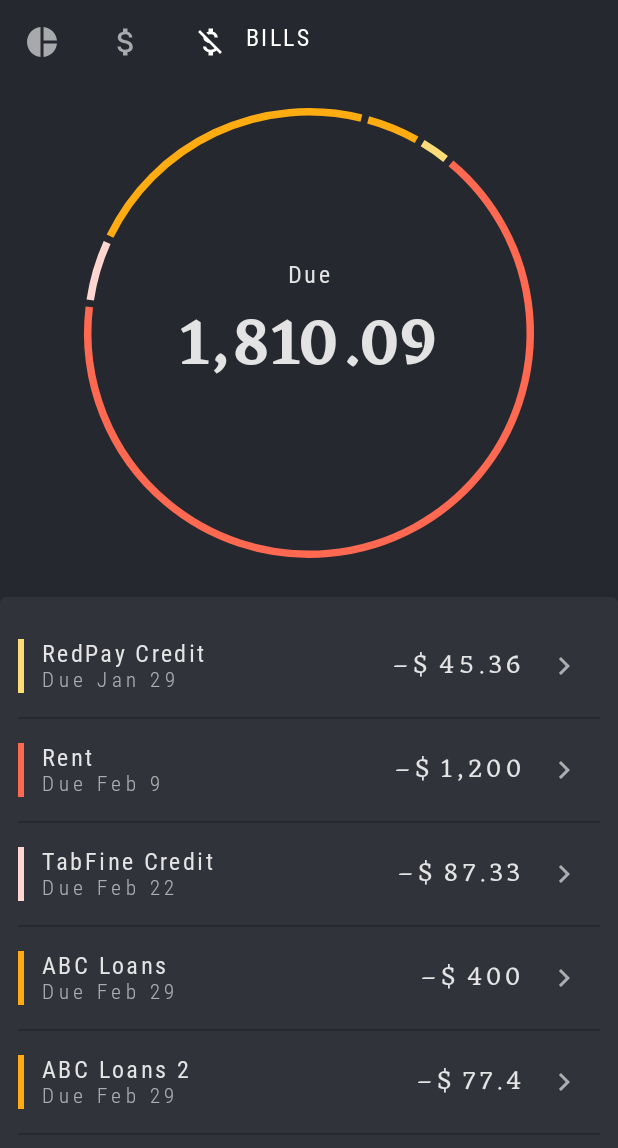
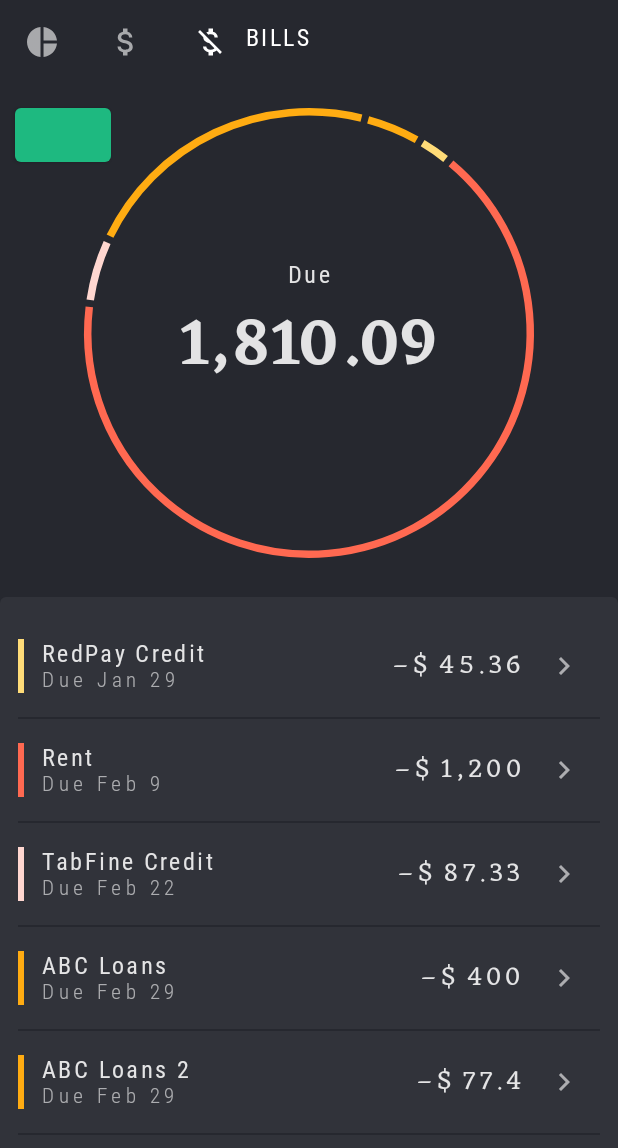
Before and after one commit to Tonnie-Dev/ComposeTesting, an Android app built with Jetpack Compose: the screen it shows after launch (RallyActivity), tab 3 chosen, on a phone screen of 412 x 824 dp. Shown: the top 1148 px of the screen. Run offline under Robolectric (Android 15) with nearby library versions, the phone set to English and light mode, and no system bars.

```diff
--- a/app/src/main/java/com/example/compose/rally/ui/bills/BillsScreen.kt
+++ b/app/src/main/java/com/example/compose/rally/ui/bills/BillsScreen.kt
@@ -16,8 +16,14 @@
 
 package com.example.compose.rally.ui.bills
 
+import androidx.compose.foundation.layout.padding
+import androidx.compose.material.Button
 import androidx.compose.runtime.Composable
+import androidx.compose.ui.Modifier
 import androidx.compose.ui.res.stringResource
+import androidx.compose.ui.semantics.contentDescription
+import androidx.compose.ui.semantics.semantics
+import androidx.compose.ui.unit.dp
 import com.example.compose.rally.R
 import com.example.compose.rally.data.Bill
 import com.example.compose.rally.ui.components.BillRow
@@ -28,6 +34,23 @@ import com.example.compose.rally.ui.components.StatementBody
  */
 @Composable
 fun BillsBody(bills: List<Bill>) {
+
+
+
+
+    Button(
+        onClick = { },
+        modifier = Modifier
+            .semantics { contentDescription = "Like" }
+            .padding(10.dp)
+    ) {
+
+    }
+
+
+
+
+
     StatementBody(
         items = bills,
         amounts = { bill -> bill.amount },
--- a/app/src/main/java/com/example/compose/rally/ui/components/TopAppBar.kt
+++ b/app/src/main/java/com/example/compose/rally/ui/components/TopAppBar.kt
@@ -43,6 +43,7 @@ import androidx.compose.ui.graphics.vector.ImageVector
 import androidx.compose.ui.semantics.Role
 import androidx.compose.ui.semantics.clearAndSetSemantics
 import androidx.compose.ui.semantics.contentDescription
+import androidx.compose.ui.tooling.preview.Preview
 import androidx.compose.ui.unit.Dp
 import androidx.compose.ui.unit.dp
 import com.example.compose.rally.RallyScreen
@@ -59,6 +60,8 @@ fun RallyTopAppBar(
             .height(TabHeight)
             .fillMaxWidth()
     ) {
+
+
         Row(Modifier.selectableGroup()) {
             allScreens.forEach { screen ->
                 RallyTab(
@@ -71,6 +74,13 @@ fun RallyTopAppBar(
         }
     }
 }
+
+@Preview
+@Composable
+fun  RallyTopAppBarPreview() {
+    RallyTopAppBar(allScreens = RallyScreen.values().toList(), onTabSelected ={}, currentScreen =RallyScreen.Accounts)
+}
+
 
 @Composable
 private fun RallyTab(
@@ -113,7 +123,7 @@ private fun RallyTab(
         Icon(imageVector = icon, contentDescription = null, tint = tabTintColor)
         if (selected) {
             Spacer(Modifier.width(12.dp))
-            Text(text.uppercase(Locale.getDefault()), color = tabTintColor)
+            Text(text =text.uppercase(Locale.getDefault()), color = tabTintColor)
         }
     }
 }
```
Also changed, not shown: 2 other files.
